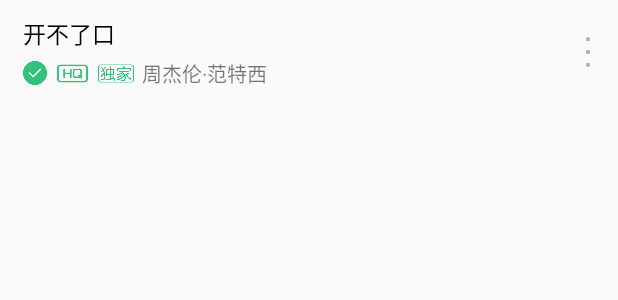
After one commit to PdKingLiu/QQMusic, an Android app: the layout local_music_item.xml on its own in the app's theme, with its tools: preview values and no code run, on a phone screen of 412 x 824 dp. The commit adds this screen. Shown: the top 300 px of the screen. Run offline under Robolectric (Android 15) with nearby library versions, the phone set to English and light mode, and no system bars.

Commit message:
完成扫描本地音乐操作

```diff
--- a/app/src/main/AndroidManifest.xml
+++ b/app/src/main/AndroidManifest.xml
@@ -3,6 +3,7 @@
     package="com.example.qqmusic">
 
     <uses-permission android:name="android.permission.INTERNET" />
+    <uses-permission android:name="android.permission.READ_EXTERNAL_STORAGE" />
 
     <application
         android:name="org.litepal.LitePalApplication"
--- a/app/src/main/assets/litepal.xml
+++ b/app/src/main/assets/litepal.xml
@@ -5,5 +5,6 @@
     <list>
         <mapping class="com.example.qqmusic.data.SearchHistory"> </mapping>
         <mapping class="com.example.qqmusic.data.PlayHistory"> </mapping>
+        <mapping class="com.example.qqmusic.data.LocalMusic"> </mapping>
     </list>
 </litepal>
--- a/app/src/main/java/com/example/qqmusic/MainActivity.java
+++ b/app/src/main/java/com/example/qqmusic/MainActivity.java
@@ -23,6 +23,7 @@ import android.widget.RelativeLayout;
 import android.widget.TextView;
 
 import com.bumptech.glide.Glide;
+import com.example.qqmusic.data.LocalMusic;
 import com.example.qqmusic.data.PlayHistory;
 
 import org.litepal.LitePal;
@@ -58,7 +59,7 @@ public class MainActivity extends AppCompatActivity {
     private TextView findText;
     private DrawerLayout mDrawerLayout;
     private List<PlayHistory> mPlayHistoryList;
-    private ImageView localMusic;
+    public List<LocalMusic> localMusicList;
 
     @Override
     protected void onCreate(Bundle savedInstanceState) {
@@ -292,7 +293,7 @@ public class MainActivity extends AppCompatActivity {
 
     private void init() {
 
-        localMusic = findViewById(R.id.local_music);
+        localMusicList = LitePal.findAll(LocalMusic.class);
         drawlayout_pop = findViewById(R.id.menu);
         mDrawerLayout = findViewById(R.id.menu_pop);
         bottom_circleimageview = findViewById(R.id.music_icon);
--- a/app/src/main/res/layout/fragment_local_music.xml
+++ b/app/src/main/res/layout/fragment_local_music.xml
@@ -73,6 +73,10 @@
 
     </android.support.design.widget.TabLayout>
 
+    <Button
+        android:id="@+id/query"
+        android:layout_width="match_parent"
+        android:layout_height="wrap_content" />
     <android.support.v7.widget.RecyclerView
         android:layout_width="match_parent"
         android:layout_height="match_parent">
--- /dev/null
+++ b/app/src/main/res/layout/local_music_item.xml
@@ -0,0 +1,73 @@
+<?xml version="1.0" encoding="utf-8"?>
+<LinearLayout xmlns:android="http://schemas.android.com/apk/res/android"
+    android:layout_width="match_parent"
+    android:orientation="horizontal"
+    android:layout_height="70dp">
+
+
+    <LinearLayout
+        android:id="@+id/group_item"
+        android:layout_width="0dp"
+        android:layout_height="match_parent"
+        android:layout_gravity="center_vertical"
+        android:layout_margin="5dp"
+        android:layout_weight="1"
+        android:orientation="vertical">
+
+        <TextView
+            android:id="@+id/music_name"
+            android:layout_width="wrap_content"
+            android:layout_height="wrap_content"
+            android:text="开不了口"
+            android:layout_marginTop="5dp"
+            android:layout_marginLeft="10dp"
+            android:textColor="@android:color/black"
+            android:textSize="15sp" />
+
+        <LinearLayout
+            android:layout_width="wrap_content"
+            android:layout_height="30dp"
+            android:layout_marginLeft="10dp"
+            android:orientation="horizontal">
+
+            <ImageView
+                android:layout_marginRight="5dp"
+                android:layout_width="16dp"
+                android:layout_height="16dp"
+                android:layout_gravity="center_vertical"
+                android:src="@drawable/local_music_item_one" />
+
+            <ImageView
+                android:layout_marginRight="5dp"
+                android:layout_width="23dp"
+                android:layout_height="wrap_content"
+                android:layout_gravity="center_vertical"
+                android:src="@drawable/local_music_item_two" />
+
+            <ImageView
+                android:layout_marginRight="5dp"
+                android:layout_width="24dp"
+                android:layout_height="wrap_content"
+                android:layout_gravity="center_vertical"
+                android:src="@drawable/icon_theone" />
+
+            <TextView
+                android:id="@+id/music_version"
+                android:layout_width="wrap_content"
+                android:layout_height="wrap_content"
+                android:layout_gravity="center_vertical"
+                android:text="周杰伦·范特西"
+                android:textSize="13sp" />
+        </LinearLayout>
+
+    </LinearLayout>
+
+    <ImageView
+        android:id="@+id/music_icon"
+        android:layout_width="20dp"
+        android:layout_height="20dp"
+        android:layout_gravity="center_vertical"
+        android:layout_marginRight="10dp"
+        android:src="@drawable/icon_more" />
+
+</LinearLayout>
```
Also changed, not shown: app/src/main/java/com/example/qqmusic/LocalMusicAdapter.java (added, +42 -0 lines), app/src/main/java/com/example/qqmusic/LocalMusicFragment.java (+69 -0 lines), app/src/main/java/com/example/qqmusic/Util.java (+35 -1 lines), app/src/main/java/com/example/qqmusic/data/LocalMusic.java (+67 -5 lines), app/src/main/res/drawable/local_music_item_one.png (added), app/src/main/res/drawable/local_music_item_two.png (added).
